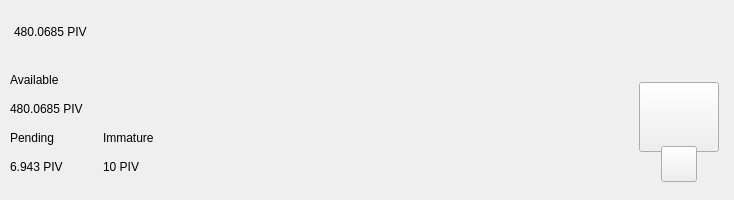
Qt form src/qt/mk2x/forms/topbar.ui (mk2crypto/MK2) before a commit.
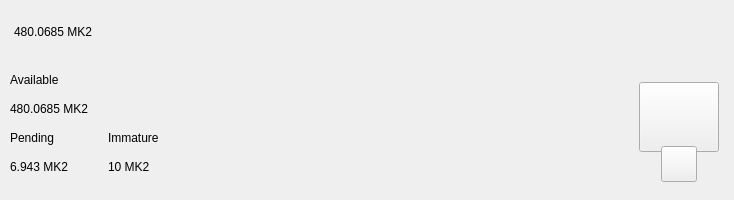
The same form after that commit. Custom widgets are drawn as their Qt base class.

The edit to the form file:
```diff
--- a/src/qt/mk2x/forms/topbar.ui
+++ b/src/qt/mk2x/forms/topbar.ui
@@ -119,7 +119,7 @@
                <string notr="true">padding:0px;margin:0px;</string>
               </property>
               <property name="text">
-               <string notr="true">480.0685 PIV</string>
+               <string notr="true">480.0685 MK2</string>
               </property>
              </widget>
             </item>
@@ -339,7 +339,7 @@
                <item>
                 <widget class="QLabel" name="labelAmountPiv">
                  <property name="text">
-                  <string notr="true">480.0685 PIV</string>
+                  <string notr="true">480.0685 MK2</string>
                  </property>
                 </widget>
                </item>
@@ -362,7 +362,7 @@
                  <item>
                   <widget class="QLabel" name="labelPendingPiv">
                    <property name="text">
-                    <string notr="true">6.943 PIV</string>
+                    <string notr="true">6.943 MK2</string>
                    </property>
                   </widget>
                  </item>
@@ -396,7 +396,7 @@
                  <item>
                   <widget class="QLabel" name="labelImmaturePiv">
                    <property name="text">
-                    <string notr="true">10 PIV</string>
+                    <string notr="true">10 MK2</string>
                    </property>
                   </widget>
                  </item>
```
